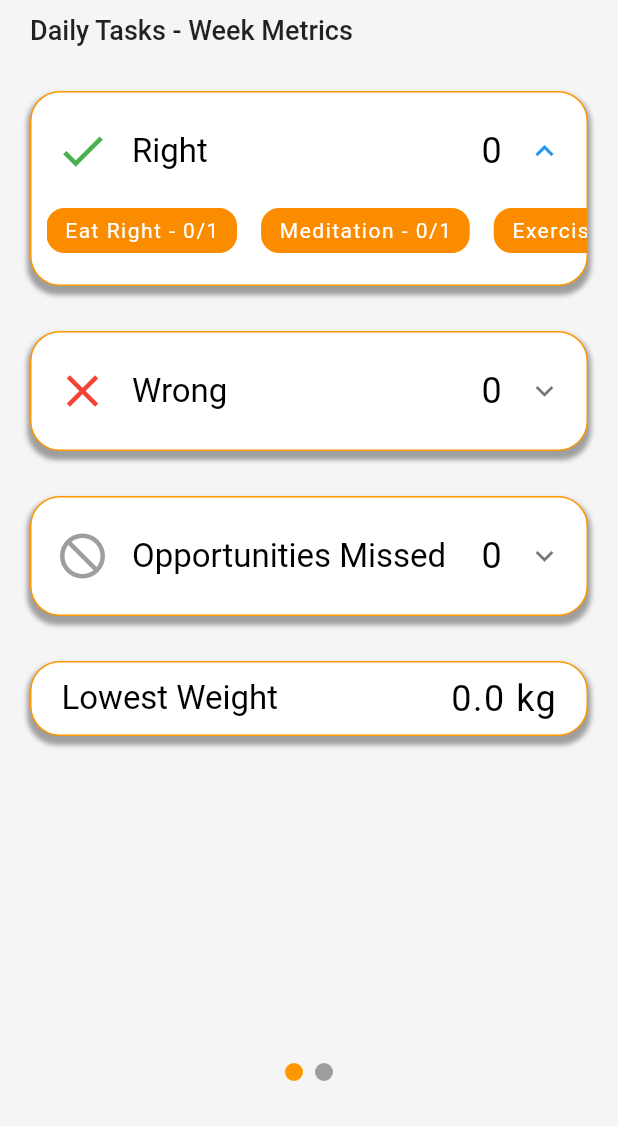
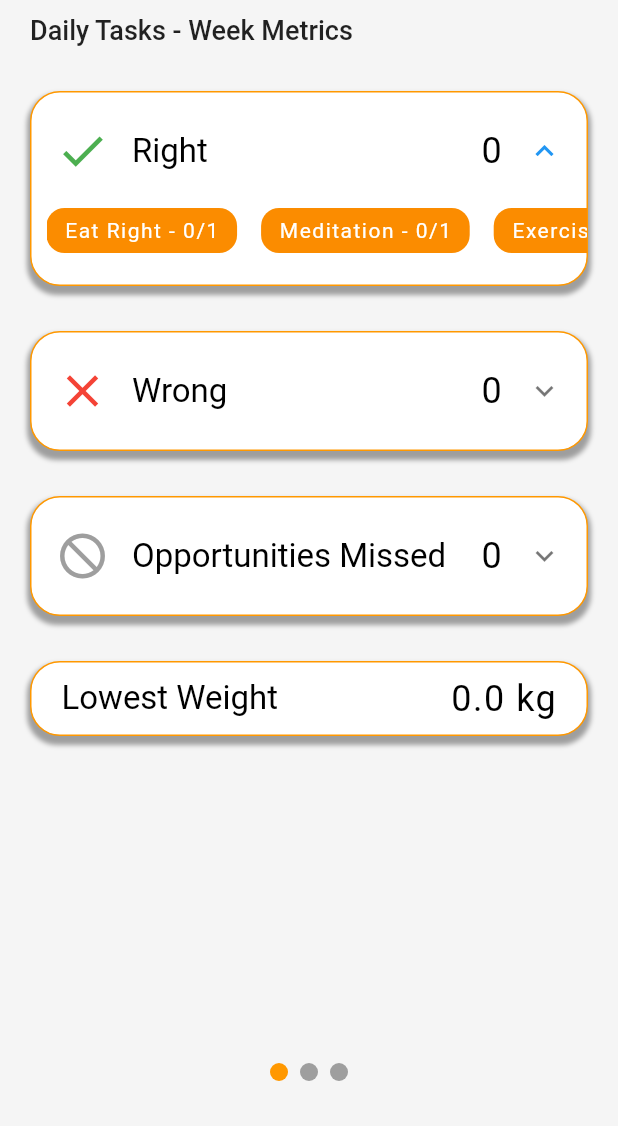
Before and after one commit to arjun-lalwani/daily_tasks_manager, a Flutter app: the StatsScreen screen opened directly, after a tap on "Right", on a phone screen of 412 x 824 dp, the part 110-1236 px from its top. Run offline on Flutter 3.47's test engine with Material 2 defaults, Android fonts, the phone set to English and light mode, and no system bars; drawn by our look-alikes of smooth_page_indicator; our stand-ins replace fl_chart, shared_preferences; missing offline and left inert: keyboard_visibility; accounts and stored records are empty.

Commit message:
add clear data button

```diff
--- a/lib/main.dart
+++ b/lib/main.dart
@@ -1,5 +1,6 @@
 import 'package:daily_tasks_manager/screens/HomePage.dart';
 import 'package:flutter/material.dart';
+import 'package:flutter/services.dart';
 
 void main() {
   runApp(MyApp());
@@ -9,7 +10,10 @@ class MyApp extends StatelessWidget {
   // This widget is the root of your application.
   @override
   Widget build(BuildContext context) {
+    SystemChrome.setSystemUIOverlayStyle(
+        SystemUiOverlayStyle(statusBarColor: Colors.black));
     return MaterialApp(
+      debugShowCheckedModeBanner: false,
       theme: ThemeData(
         primaryColor: Colors.orange[600],
         scaffoldBackgroundColor: Colors.grey[100],
--- a/lib/screens/StatsScreen/StatsScreen.dart
+++ b/lib/screens/StatsScreen/StatsScreen.dart
@@ -5,6 +5,8 @@ import 'package:daily_tasks_manager/screens/TaskScreen/components/constants.dart
 import 'package:daily_tasks_manager/services/TasksService.dart';
 import 'package:flutter/material.dart';
 import 'package:smooth_page_indicator/smooth_page_indicator.dart';
+
+import 'components/cards/ClearPrefsCard.dart';
 
 class StatsScreen extends StatefulWidget {
   @override
@@ -59,14 +61,18 @@ class _StatsScreenState extends State<StatsScreen> {
                         return PageView.builder(
                           onPageChanged: _createNewPage,
                           controller: controller,
-                          itemCount: 2,
+                          itemCount: 3,
                           itemBuilder: (context, index) {
                             var stats = snapshot.data;
+                            dynamic childCard = ClearPrefsCard();
+                            if (index == 0) {
+                              childCard = WeekTaskCards(stats[index]);
+                            } else if (index == 1) {
+                              childCard = TwoWeekTasksCard(stats[index]);
+                            }
                             return Container(
                               padding: EdgeInsets.symmetric(horizontal: 20),
-                              child: (index == 0)
-                                  ? WeekTaskCards(stats[index])
-                                  : TwoWeekTasksCard(stats[index]),
+                              child: childCard,
                             );
                           },
                         );
@@ -93,15 +99,22 @@ class _StatsScreenState extends State<StatsScreen> {
   }
 
   String _getSubHeading() {
-    return (currPageNumber == 0)
-        ? 'Daily Tasks - Week Metrics'
-        : 'Daily Tasks - Past 2 Weeks Trends';
+    switch (currPageNumber) {
+      case 0:
+        return 'Daily Tasks - Week Metrics';
+      case 1:
+        return 'Daily Tasks - Past 2 Weeks Trends';
+      case 2:
+        return 'Clear Data';
+      default:
+        return 'Clear Data';
+    }
   }
 
   Widget _createPageIndicator() {
     return SmoothPageIndicator(
       controller: controller,
-      count: 2,
+      count: 3,
       effect: kPageIndicatorStyle,
     );
   }
--- /dev/null
+++ b/lib/screens/StatsScreen/components/cards/ClearPrefsCard.dart
@@ -0,0 +1,31 @@
+import 'package:daily_tasks_manager/services/TasksService.dart';
+import 'package:flutter/material.dart';
+
+class ClearPrefsCard extends StatelessWidget {
+  @override
+  Widget build(BuildContext context) {
+    return Column(
+      children: [
+        Container(
+          height: 50,
+          width: double.infinity,
+          margin: EdgeInsets.symmetric(vertical: 40),
+          child: MaterialButton(
+            elevation: 4,
+            color: Colors.red,
+            onPressed: () {
+              TasksService.clearPrefs();
+            },
+            child: Text(
+              "Clear Data",
+              style: TextStyle(color: Colors.white, fontSize: 23),
+            ),
+          ),
+        ),
+        Expanded(
+          child: Container(),
+        )
+      ],
+    );
+  }
+}
```
